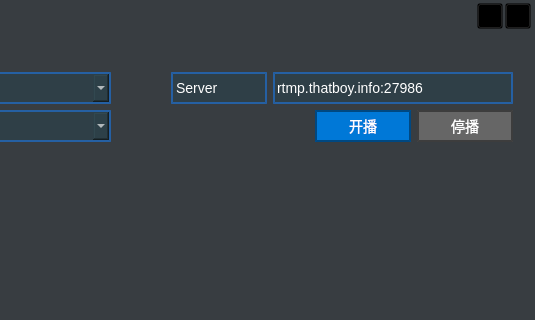
Old version of the form LivePlatformClient/PilipiliLivePlatform/LivePlatform.ui in the repository ohto-ai/PostLive; both pictures show x 265 to 800 and y 0 to 320 of the 800 by 556 pixel window.
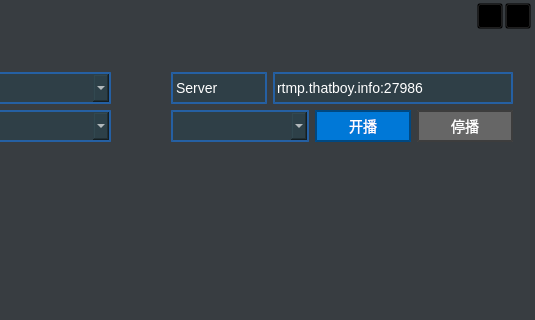
New version of the form. Icons and pictures are not drawn.

```diff
--- a/LivePlatformClient/PilipiliLivePlatform/LivePlatform.ui
+++ b/LivePlatformClient/PilipiliLivePlatform/LivePlatform.ui
@@ -539,19 +539,6 @@
             </item>
            </layout>
           </item>
-          <item row="1" column="1" colspan="2">
-           <spacer name="horizontalSpacer_2">
-            <property name="orientation">
-             <enum>Qt::Horizontal</enum>
-            </property>
-            <property name="sizeHint" stdset="0">
-             <size>
-              <width>40</width>
-              <height>20</height>
-             </size>
-            </property>
-           </spacer>
-          </item>
           <item row="1" column="3">
            <layout class="QHBoxLayout" name="horizontalLayout_5">
             <item>
@@ -597,6 +584,38 @@
             </item>
            </layout>
           </item>
+          <item row="1" column="1">
+           <spacer name="horizontalSpacer_2">
+            <property name="orientation">
+             <enum>Qt::Horizontal</enum>
+            </property>
+            <property name="sizeHint" stdset="0">
+             <size>
+              <width>40</width>
+              <height>20</height>
+             </size>
+            </property>
+           </spacer>
+          </item>
+          <item row="1" column="2">
+           <widget class="QComboBox" name="sizeComboBox">
+            <property name="minimumSize">
+             <size>
+              <width>0</width>
+              <height>32</height>
+             </size>
+            </property>
+            <property name="maximumSize">
+             <size>
+              <width>16777215</width>
+              <height>32</height>
+             </size>
+            </property>
+            <property name="currentText">
+             <string/>
+            </property>
+           </widget>
+          </item>
          </layout>
         </widget>
        </item>
```
Left out of the diff: 88 changed lines with no effect on the pictures.
